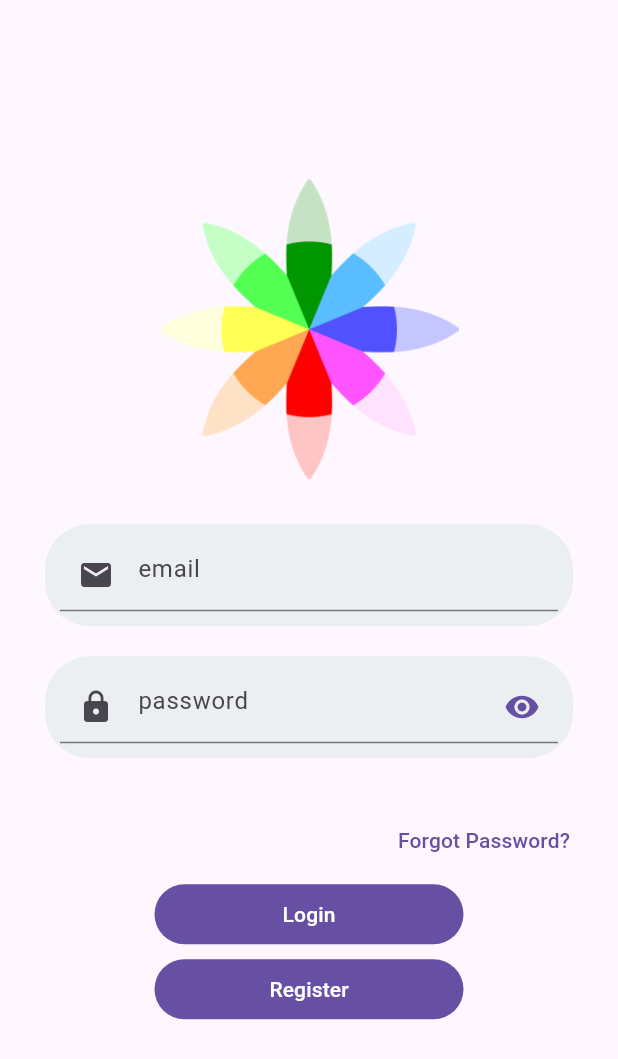
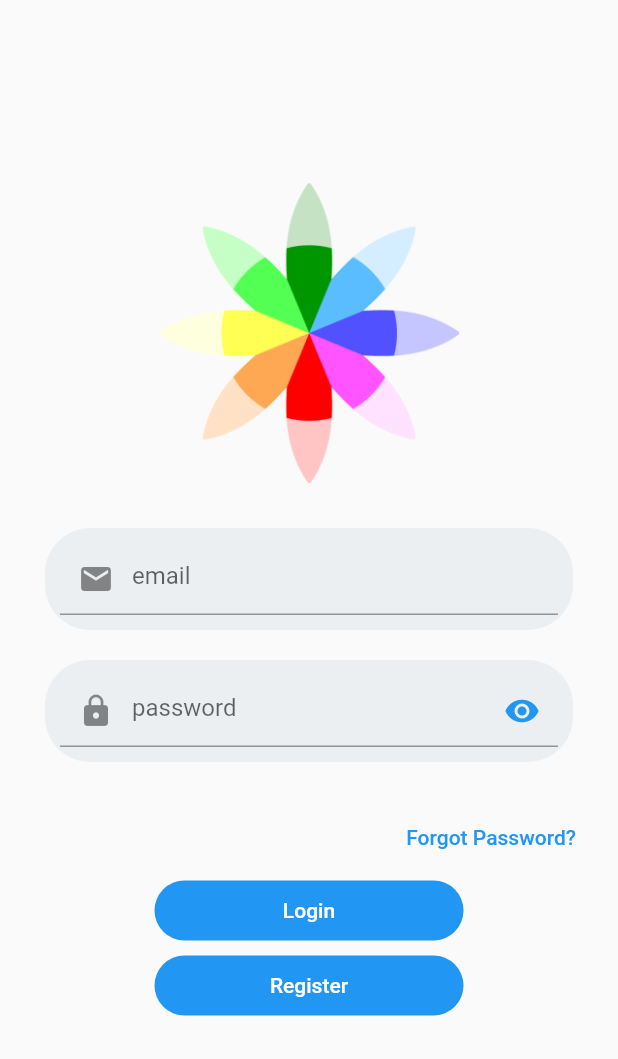
Before and after one commit to CharC0de/learning_app, a Flutter app: the screen it shows after launch, on a phone screen of 412 x 824 dp. Shown: the top 1059 px of the screen. Run offline on Flutter 3.47's test engine with Material 3 defaults, Android fonts, the phone set to English and light mode, and no system bars; our stand-ins replace cloud_firestore, file_picker, firebase_auth, firebase_core, firebase_database, firebase_storage and 2 more; missing offline and left inert: flutter_downloader, qr_code_scanner; accounts and stored records are empty.

```diff
--- a/lib/main.dart
+++ b/lib/main.dart
@@ -33,7 +33,7 @@ class MyApp extends StatelessWidget {
     return MaterialApp(
       debugShowCheckedModeBanner: false,
       title: 'Flutter Demo',
-      theme: ThemeData(),
+      theme: ThemeData(useMaterial3: false),
       home: const Login(),
     );
   }
```
